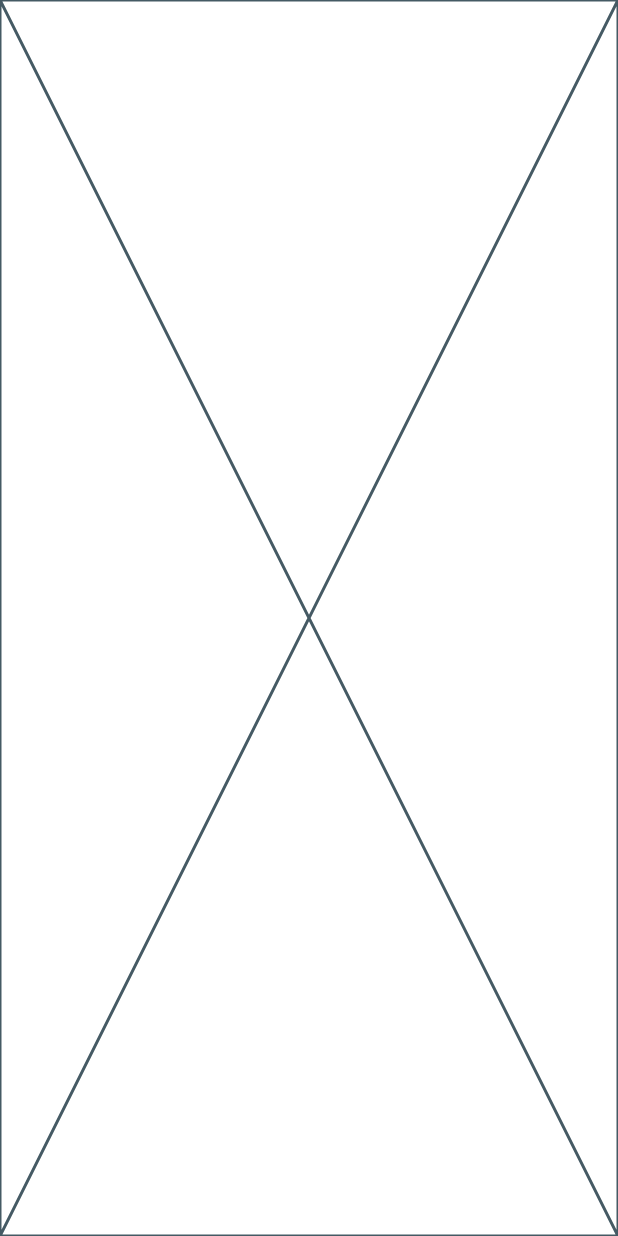
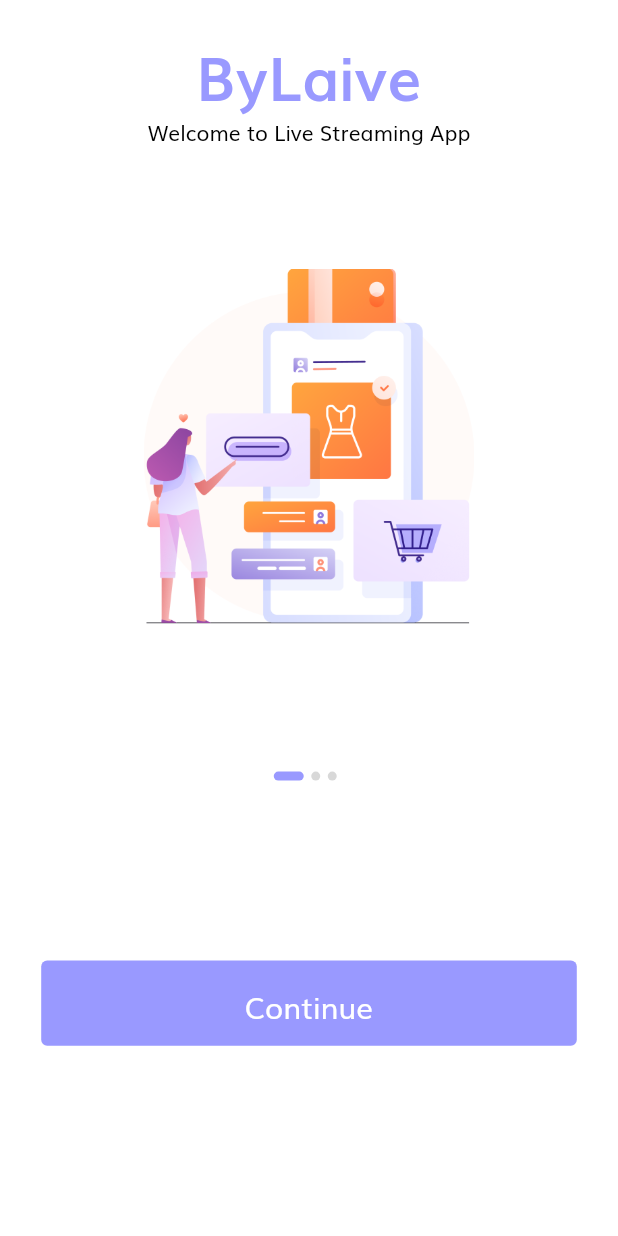
Before and after one commit to Ankush1816/newapp, a Flutter app: the screen it shows after launch, on a phone screen of 412 x 824 dp. Run offline on Flutter 3.47's test engine with Material 2 defaults, Android fonts, the phone set to English and light mode, and no system bars.

```diff
--- /dev/null
+++ b/lib/Screen/components/body.dart
@@ -0,0 +1,88 @@
+// ignore_for_file: non_constant_identifier_names
+
+import 'package:flutter/material.dart';
+import '../components/default_button.dart';
+import 'package:newapp/constants.dart';
+import '../components/splash_content.dart';
+
+class Body extends StatefulWidget {
+  const Body({super.key});
+
+  @override
+  State<Body> createState() => _BodyState();
+}
+
+class _BodyState extends State<Body> {
+  int currentPage = 0;
+  List<Map<String, String>> splashData = [
+    {
+      "text": "Welcome to Live Streaming App",
+      'image': "assets/images/splash_1.png"
+    },
+    {
+      "text": "Check all product in Live",
+      'image': "assets/images/splash_2.png"
+    },
+    {"text": "In you place", 'image': "assets/images/splash_3.png"},
+  ];
+
+  @override
+  Widget build(BuildContext context) {
+    return SafeArea(
+      child: Column(
+        crossAxisAlignment: CrossAxisAlignment.center,
+        children: [
+          Expanded(
+            flex: 3,
+            child: PageView.builder(
+              onPageChanged: ((value) {
+                setState(() {
+                  currentPage = value;
+                });
+              }),
+              itemCount: splashData.length,
+              itemBuilder: (context, index) => SplashContent(
+                image: splashData[index]["image"]!,
+                text: splashData[index]["text"]!,
+              ),
+            ),
+          ),
+          Expanded(
+            flex: 2,
+            child: Padding(
+              padding: EdgeInsets.symmetric(
+                  horizontal: getProportionateScreenWidth(25)),
+              child: Column(
+                children: [
+                  const SizedBox(height: 20),
+                  Row(
+                    mainAxisAlignment: MainAxisAlignment.center,
+                    children: List.generate(
+                      splashData.length,
+                      (index) => BuildDot(index),
+                    ),
+                  ),
+                  const SizedBox(height: 120),
+                  DefaultButton(text: "Continue", press: () {}),
+                ],
+              ),
+            ),
+          ),
+        ],
+      ),
+    );
+  }
+
+  AnimatedContainer BuildDot(int index) {
+    return AnimatedContainer(
+      duration: kAnimationDuration,
+      margin: const EdgeInsets.only(right: 5),
+      height: 6,
+      width: currentPage == index ? 20 : 6,
+      decoration: BoxDecoration(
+        color: currentPage == index ? kPrimaryColor : const Color(0xFFD8D8D8),
+        borderRadius: const BorderRadius.all(Radius.circular(3)),
+      ),
+    );
+  }
+}
--- /dev/null
+++ b/lib/Screen/components/default_button.dart
@@ -0,0 +1,32 @@
+import 'package:flutter/material.dart';
+import 'package:newapp/constants.dart';
+
+class DefaultButton extends StatelessWidget {
+  const DefaultButton({
+    super.key,
+    required this.text,
+    required this.press,
+  });
+  final String text;
+  final Function press;
+
+  @override
+  Widget build(BuildContext context) {
+    return SizedBox(
+      width: double.infinity,
+      height: getProportionateScreenHeight(56),
+      child: TextButton(
+        style: TextButton.styleFrom(
+          backgroundColor: kPrimaryColor,
+          padding: const EdgeInsets.all(16.0),
+        ),
+        onPressed: press(),
+        child: Text(
+          text,
+          style: TextStyle(
+              fontSize: getProportionateScreenWidth(18), color: Colors.white),
+        ),
+      ),
+    );
+  }
+}
--- /dev/null
+++ b/lib/Screen/components/splash_content.dart
@@ -0,0 +1,39 @@
+import 'package:flutter/material.dart';
+import 'package:newapp/constants.dart';
+
+class SplashContent extends StatelessWidget {
+  const SplashContent({
+    super.key,
+    required this.text,
+    required this.image,
+  });
+  final String text, image;
+
+  @override
+  Widget build(BuildContext context) {
+    return Column(
+      children: [
+        const SizedBox(height: 20),
+        // const Spacer(),
+        Text(
+          'ByLaive',
+          style: TextStyle(
+              fontSize: getProportionateScreenWidth(36),
+              color: kPrimaryColor,
+              fontWeight: FontWeight.bold),
+        ),
+        Text(
+          text,
+          style: const TextStyle(color: Colors.black),
+        ),
+        const SizedBox(height: 80),
+        // const Spacer(),
+        Image.asset(
+          image,
+          height: getProportionateScreenHeight(235),
+          width: getProportionateScreenWidth(235),
+        ),
+      ],
+    );
+  }
+}
--- /dev/null
+++ b/lib/Screen/splash/splash_screen.dart
@@ -0,0 +1,17 @@
+// ignore_for_file: use_key_in_widget_constructors
+
+import 'package:flutter/material.dart';
+import 'package:newapp/Screen/components/body.dart';
+import 'package:newapp/constants.dart';
+
+class SplashScreen extends StatelessWidget {
+  static String routeName = "/splash";
+
+  @override
+  Widget build(BuildContext context) {
+    SizeConfig().init(context);
+    return const Scaffold(
+      body: Body(),
+    );
+  }
+}
--- a/lib/home.dart
+++ b/lib/home.dart
@@ -1,5 +1,7 @@
 import 'package:flutter/material.dart';
+import 'package:newapp/Screen/splash/splash_screen.dart';
 import 'package:newapp/constants.dart';
+import 'package:newapp/rout.dart';
 
 class EcommerceApp extends StatelessWidget {
   const EcommerceApp({Key? key}) : super(key: key);
@@ -7,16 +9,18 @@ class EcommerceApp extends StatelessWidget {
   @override
   Widget build(BuildContext context) {
     return MaterialApp(
+      debugShowCheckedModeBanner: false,
       theme: ThemeData(
         scaffoldBackgroundColor: Colors.white,
         fontFamily: 'Muli',
         textTheme: const TextTheme(
           bodyLarge: TextStyle(color: kTextColor),
           bodyMedium: TextStyle(color: kTextColor),
-
         ),
       ),
-      home: Placeholder(),
+      // home: const SplashScreen(),
+      initialRoute: SplashScreen.routeName,
+      routes: routs,
     );
   }
 }
--- /dev/null
+++ b/lib/rout.dart
@@ -0,0 +1,6 @@
+import 'package:flutter/material.dart';
+import 'package:newapp/Screen/splash/splash_screen.dart';
+
+final Map<String, WidgetBuilder> routs = {
+  SplashScreen.routeName: (context) => SplashScreen(),
+};
```
Also changed, not shown: 1 other file.
